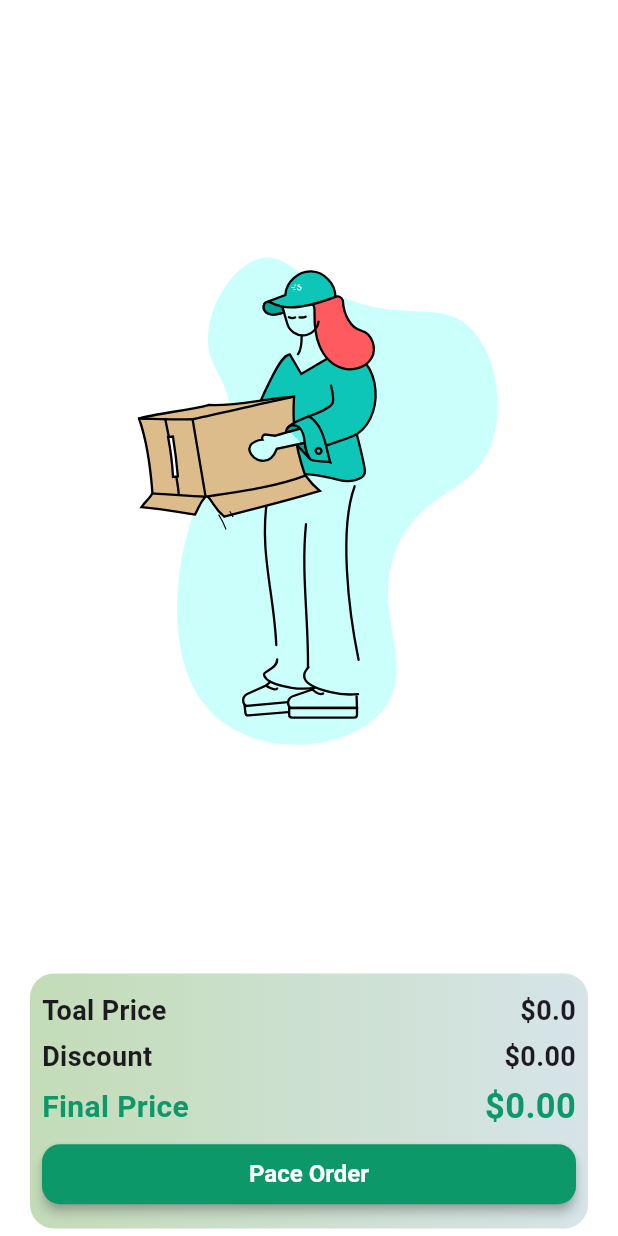
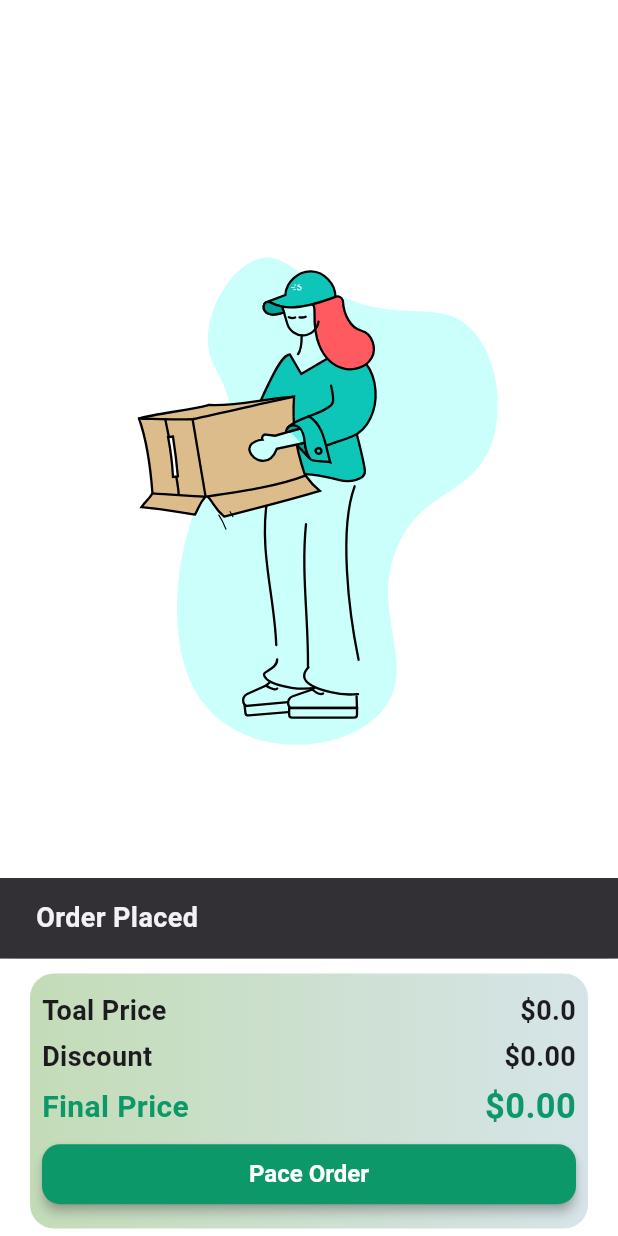
Before and after one commit to rostom17/Farmers-Nest, a Flutter app: the CartScreen screen opened directly, after a tap on "Pace Order", on a phone screen of 412 x 824 dp. Run offline on Flutter 3.47's test engine with Material 3 defaults, Android fonts, the light colour scheme and no system bars; our stand-ins replace cached_network_image, cloud_firestore, firebase_auth, firebase_core, flutter_svg, font_awesome_flutter and 4 more; accounts and stored records are empty.

Commit message:
Order System Added

```diff
--- a/lib/view/screens/cart_screen.dart
+++ b/lib/view/screens/cart_screen.dart
@@ -96,7 +96,16 @@ class _CartScreenState extends State<CartScreen> {
                         ),
                       ],
                     ),
-                    ElevatedButton(onPressed: () {}, child: Text("Pace Order")),
+                    ElevatedButton(
+                      onPressed: () async {
+                        _cartController.clearUserCart();
+                        await Future.delayed(Duration(microseconds: 400));
+                        ScaffoldMessenger.of(
+                          context,
+                        ).showSnackBar(SnackBar(content: Text("Order Placed")));
+                      },
+                      child: Text("Pace Order"),
+                    ),
                   ],
                 );
               },
--- a/lib/viewmodel/cart_controller.dart
+++ b/lib/viewmodel/cart_controller.dart
@@ -59,4 +59,20 @@ class CartController {
     }
     return total;
   }
+
+  Future<void> clearUserCart() async {
+    final user = FirebaseAuth.instance.currentUser;
+    if (user == null) return;
+
+    final cartItemsRef = FirebaseFirestore.instance
+        .collection('Carts')
+        .doc(user.uid)
+        .collection('items');
+
+    final snapshot = await cartItemsRef.get();
+
+    for (var doc in snapshot.docs) {
+      await doc.reference.delete();
+    }
+  }
 }
```
